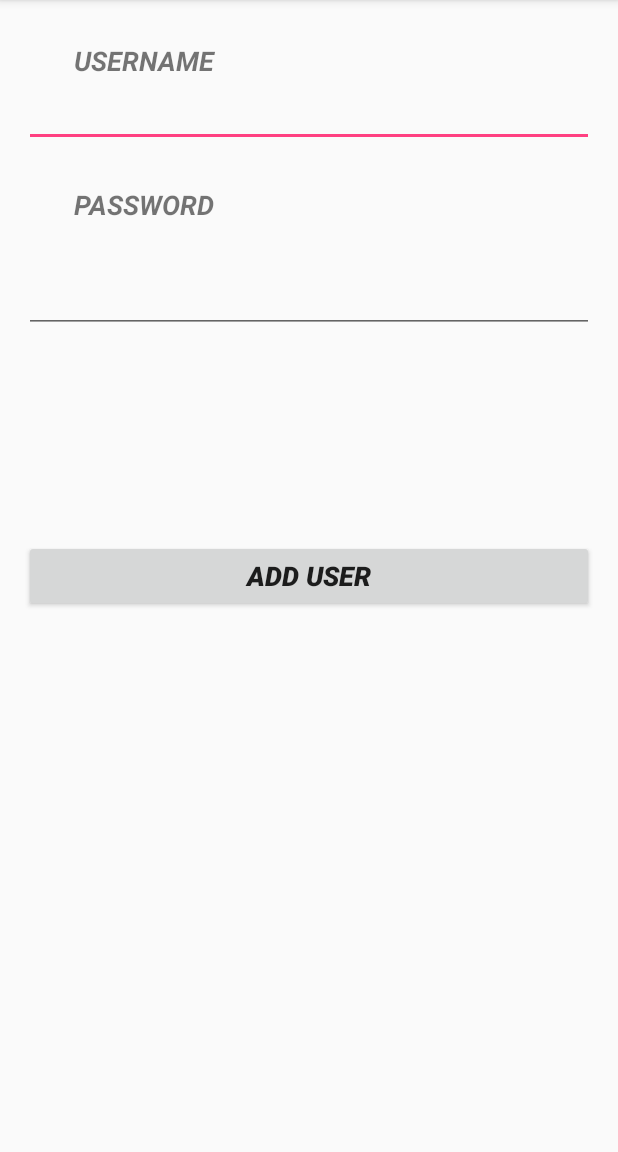
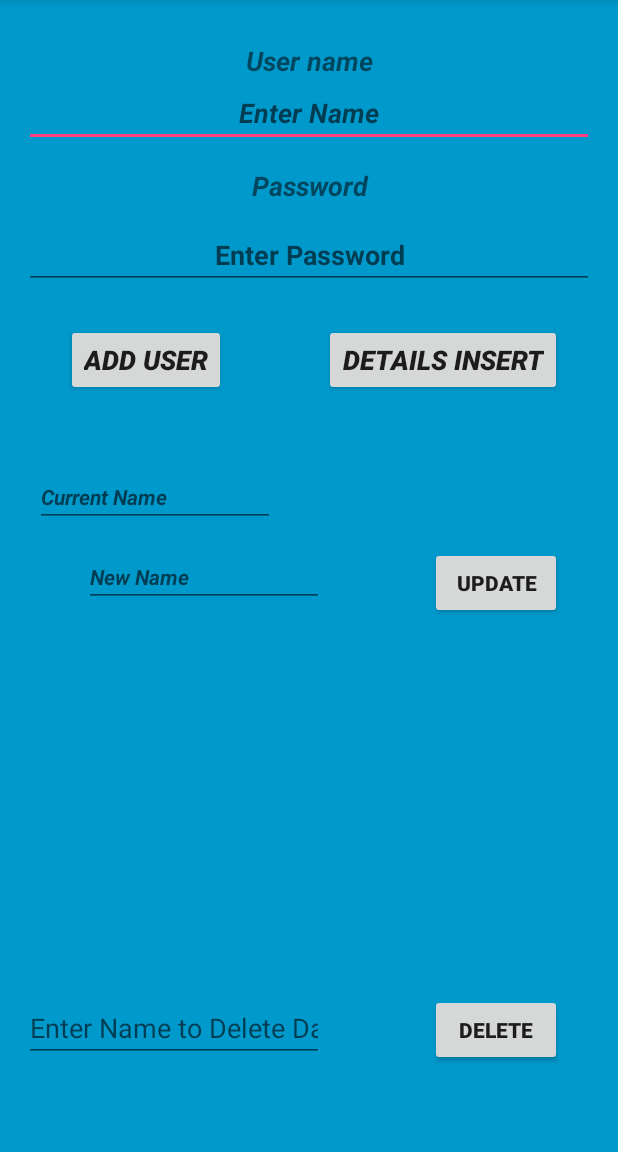
Before and after one commit to brentcoenraad/sqliteopdracht3, an Android app: the screen it shows after launch (MainActivity), on a phone screen of 412 x 824 dp, the part 84-1236 px from its top. Run offline under Robolectric (Android 15) with nearby library versions, the phone set to English and light mode, and no system bars.

Commit message:
debugged the code

```diff
--- a/SQLiteInsert/app/src/main/java/com/example/sqliteinsert/MainActivity.java
+++ b/SQLiteInsert/app/src/main/java/com/example/sqliteinsert/MainActivity.java
@@ -4,6 +4,7 @@ import android.content.Context;
 import android.support.v7.app.AppCompatActivity;
 import android.os.Bundle;
 import android.view.View;
+import android.widget.Button;
 import android.widget.EditText;
 import android.widget.Toast;
 
@@ -11,14 +12,20 @@ public class MainActivity extends AppCompatActivity {
     EditText Name, Pass;
     myDbAdapter helper;
     Context context;
+    Button button;
     @Override
     protected void onCreate(Bundle savedInstanceState) {
         super.onCreate(savedInstanceState);
         setContentView(R.layout.activity_main);
-        Name= (EditText) findViewById(R.id.editText);
-        Pass= (EditText) findViewById(R.id.editText2);
+        Name= (EditText) findViewById(R.id.editName);
+        Pass= (EditText) findViewById(R.id.editPass);
+        button = (Button) findViewById(R.id.button);
+        context = this;
+
         helper = new myDbAdapter(this);
     }
+
+
 
     public void addUser(View view)
     {
--- /dev/null
+++ b/SQLiteInsert/app/src/main/java/com/example/sqliteinsert/MainContract.java
@@ -0,0 +1,15 @@
+package com.example.sqliteinsert;
+
+import android.net.Uri;
+import android.provider.BaseColumns;
+import android.provider.BaseColumns;
+
+
+/**
+ * Created by Brent on 1-11-2017.
+ */
+
+public final class MainContract {
+
+
+}
--- a/SQLiteInsert/app/src/main/java/com/example/sqliteinsert/myDbAdapter.java
+++ b/SQLiteInsert/app/src/main/java/com/example/sqliteinsert/myDbAdapter.java
@@ -23,6 +23,7 @@ public class myDbAdapter  {
         long id = db.insert(myDbHelper.TABLE_NAME, null , contentValues);
         return id;
     }
+
    static class myDbHelper extends SQLiteOpenHelper
    {
        private static final String DATABASE_NAME = "myDatabase";
@@ -32,7 +33,7 @@ public class myDbAdapter  {
        private static final String NAME = "Name";
        private static final String PASSWORD= "Password";
        private static final String CREATE_TABLE = "CREATE TABLE "+TABLE_NAME +
-               "( "+UID+" INTEGER PRIMARY KEY AUTOINCREMENT ," +NAME+ "VARCHAR(225)" + PASSWORD+"VARCHAR(225));";
+               "( "+UID+" INTEGER PRIMARY KEY AUTOINCREMENT ," +NAME+ " TEXT, " + PASSWORD+" TEXT);";
       // private static final String DROP_TABLE ="DROP TABLE IF EXISTS "+TABLE_NAME;
        private Context context;
 
--- a/SQLiteInsert/app/src/main/res/layout/activity_main.xml
+++ b/SQLiteInsert/app/src/main/res/layout/activity_main.xml
@@ -8,66 +8,160 @@
     android:paddingLeft="@dimen/activity_horizontal_margin"
     android:paddingRight="@dimen/activity_horizontal_margin"
     android:paddingTop="@dimen/activity_vertical_margin"
-    tools:context="com.example.sqliteinsert.MainActivity">
-
+    tools:context="com.example.sqliteinsert.MainActivity"
+    android:background="@android:color/holo_blue_dark">
 
     <TextView
-        android:text="USERNAME"
+        android:text="@string/username"
         android:layout_width="match_parent"
         android:layout_height="wrap_content"
         android:layout_alignParentTop="true"
-        android:layout_alignParentLeft="true"
-        android:layout_alignParentStart="true"
-        android:layout_marginLeft="33dp"
-        android:layout_marginStart="33dp"
         android:layout_marginTop="12dp"
         android:id="@+id/textView"
         android:textSize="18sp"
-        android:textStyle="bold|italic" />
+        android:textStyle="bold|italic"
+        android:layout_alignParentLeft="true"
+        android:layout_alignParentStart="true"
+        android:gravity="center" />
 
     <EditText
         android:layout_width="match_parent"
         android:layout_height="wrap_content"
         android:inputType="textPersonName"
         android:ems="10"
-        android:id="@+id/editText"
+        android:id="@+id/editName"
         android:textStyle="bold|italic"
         android:layout_below="@+id/textView"
         android:layout_alignParentRight="true"
+        android:layout_alignParentEnd="true"
+        android:hint="Enter Name"
+        android:gravity="center_vertical|center" />
+
+    <TextView
+        android:text="@string/password"
+        android:layout_width="match_parent"
+        android:layout_height="wrap_content"
+        android:layout_marginTop="13dp"
+        android:id="@+id/textView2"
+        android:textStyle="bold|italic"
+        android:textSize="18sp"
+        android:layout_below="@+id/editName"
+        android:layout_alignParentRight="true"
+        android:layout_alignParentEnd="true"
+        android:gravity="center"
+        android:hint="Enter Password" />
+
+    <Button
+        android:text="@string/view_data"
+        android:layout_width="wrap_content"
+        android:layout_height="wrap_content"
+        android:id="@+id/button2"
+        android:textSize="18sp"
+        android:onClick="viewdata"
+        android:textStyle="bold|italic"
+        android:layout_alignBaseline="@+id/button"
+        android:layout_alignBottom="@+id/button"
+        android:layout_alignRight="@+id/button4"
+        android:layout_alignEnd="@+id/button4" />
+
+    <Button
+        android:text="@string/add_user"
+        android:layout_width="wrap_content"
+        android:layout_height="wrap_content"
+        android:id="@+id/button"
+        android:textStyle="bold|italic"
+        android:textSize="18sp"
+        android:onClick="addUser"
+        android:layout_marginLeft="28dp"
+        android:layout_marginStart="28dp"
+        android:layout_below="@+id/editPass"
+        android:layout_alignParentLeft="true"
+        android:layout_alignParentStart="true"
+        android:layout_marginTop="23dp" />
+
+    <Button
+        android:text="@string/update"
+        android:layout_width="wrap_content"
+        android:layout_height="wrap_content"
+        android:id="@+id/button3"
+        android:onClick="update"
+        android:textStyle="normal|bold"
+        android:layout_below="@+id/editText3"
+        android:layout_alignLeft="@+id/button4"
+        android:layout_alignStart="@+id/button4"
+        android:layout_marginTop="13dp" />
+
+    <EditText
+        android:layout_width="wrap_content"
+        android:layout_height="wrap_content"
+        android:inputType="textPersonName"
+        android:ems="10"
+        android:id="@+id/editText6"
+        android:layout_alignTop="@+id/button4"
+        android:layout_alignParentLeft="true"
+        android:layout_alignParentStart="true"
+        android:freezesText="false"
+        android:hint="Enter Name to Delete Data"
+        android:layout_toLeftOf="@+id/button2"
+        android:layout_toStartOf="@+id/button2" />
+
+    <Button
+        android:text="@string/delete"
+        android:layout_width="wrap_content"
+        android:layout_height="wrap_content"
+        android:layout_marginRight="21dp"
+        android:layout_marginEnd="21dp"
+        android:id="@+id/button4"
+        android:onClick="delete"
+        android:textStyle="normal|bold"
+        tools:ignore="RelativeOverlap"
+        android:layout_marginBottom="41dp"
+        android:layout_alignParentBottom="true"
+        android:layout_alignParentRight="true"
         android:layout_alignParentEnd="true" />
 
-    <TextView
-        android:text="PASSWORD"
-        android:layout_width="match_parent"
+    <EditText
+        android:layout_width="wrap_content"
         android:layout_height="wrap_content"
-        android:layout_below="@+id/editText"
-        android:layout_alignLeft="@+id/textView"
-        android:layout_alignStart="@+id/textView"
-        android:layout_marginTop="26dp"
-        android:id="@+id/textView2"
+        android:inputType="textPersonName"
+        android:ems="10"
+        android:layout_marginTop="47dp"
+        android:id="@+id/editText3"
         android:textStyle="bold|italic"
-        android:textSize="18sp" />
+        android:textSize="14sp"
+        android:layout_below="@+id/button"
+        android:layout_alignParentLeft="true"
+        android:layout_alignParentStart="true"
+        android:layout_marginLeft="7dp"
+        android:layout_marginStart="7dp"
+        android:hint="Current Name" />
 
     <EditText
         android:layout_width="match_parent"
         android:layout_height="wrap_content"
         android:inputType="textPassword"
         android:ems="10"
+        android:layout_marginTop="11dp"
+        android:id="@+id/editPass"
+        android:hint="Enter Password"
+        android:gravity="center_vertical|center"
+        android:textSize="18sp"
         android:layout_below="@+id/textView2"
         android:layout_alignParentLeft="true"
         android:layout_alignParentStart="true"
-        android:layout_marginTop="28dp"
-        android:id="@+id/editText2" />
+        android:textAllCaps="false"
+        android:textStyle="normal|bold" />
 
-    <Button
-        android:text="ADD USER"
-        android:layout_width="match_parent"
+    <EditText
+        android:layout_width="wrap_content"
         android:layout_height="wrap_content"
-        android:id="@+id/button"
+        android:inputType="textPersonName"
+        android:ems="10"
+        android:id="@+id/editText5"
         android:textStyle="bold|italic"
-        android:textSize="18sp"
-        android:layout_centerVertical="true"
-        android:layout_alignParentLeft="true"
-        android:layout_alignParentStart="true"
-        android:onClick="addUser"/>
+        android:textSize="14sp"
+        android:hint="New Name"
+        android:layout_alignTop="@+id/button3"
+        android:layout_alignRight="@+id/editText6"
+        android:layout_alignEnd="@+id/editText6" />
 </RelativeLayout>
--- a/SQLiteInsert/app/src/main/res/values/strings.xml
+++ b/SQLiteInsert/app/src/main/res/values/strings.xml
@@ -1,3 +1,12 @@
 <resources>
+    <string name="username">User name</string>
+    <string name="password">Password</string>
+    <string name="view_data">Details Insert</string>
+    <string name="add_user">Add user</string>
+    <string name="update">Update</string>
+    <string name="delete">Delete</string>
+    <string name="delete">Delete</string>
+
     <string name="app_name">SQLite Insert</string>
+
 </resources>
```
